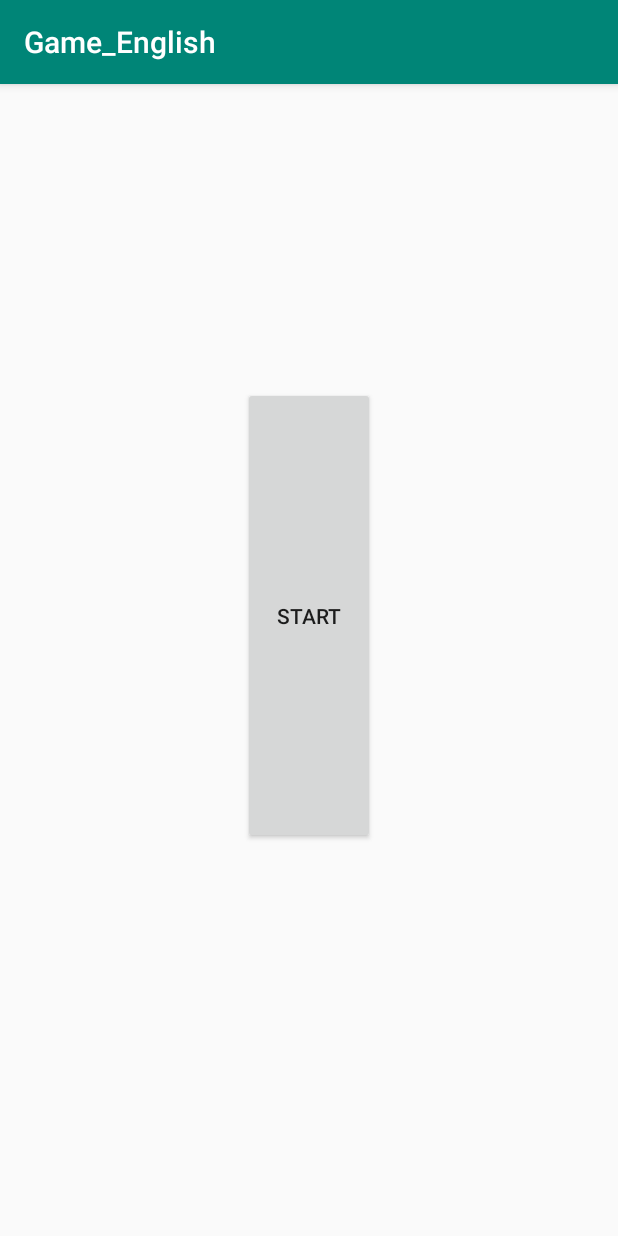
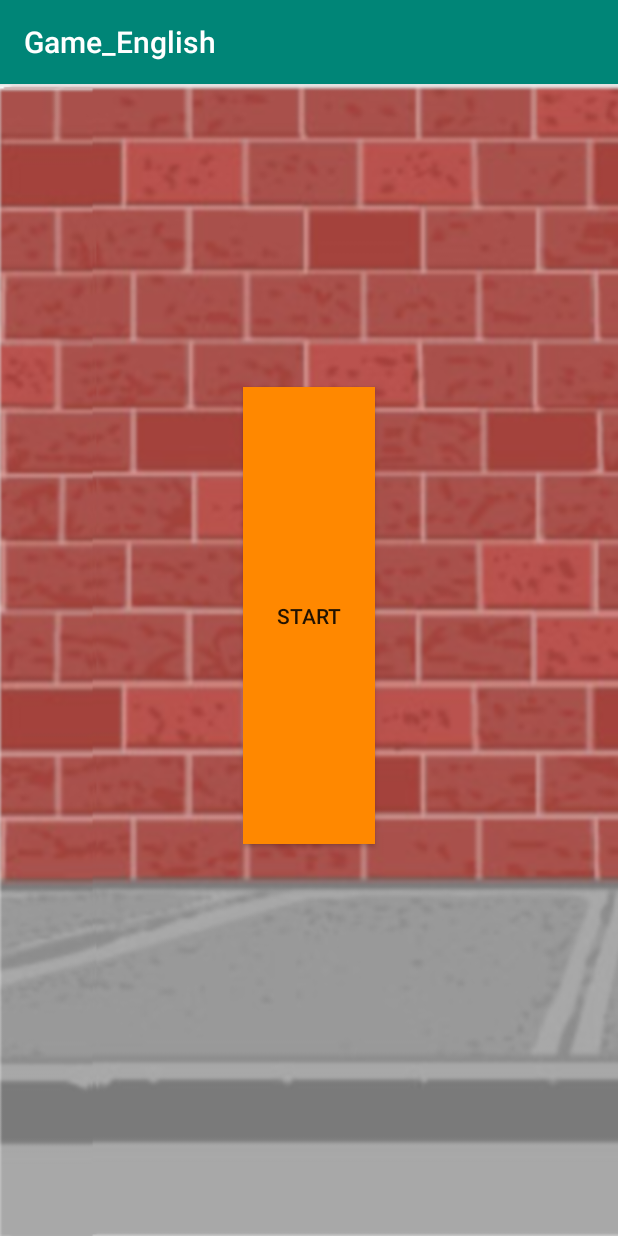
Before and after one commit to DSMan97/Game_English, an Android app: the screen it shows after launch (MainActivity), on a phone screen of 412 x 824 dp. Run offline under Robolectric (Android 15) with nearby library versions, the phone set to English and light mode, and no system bars.

Commit message:
Primer Commit

```diff
--- a/app/src/main/res/layout/activity_main.xml
+++ b/app/src/main/res/layout/activity_main.xml
@@ -4,6 +4,7 @@
     xmlns:tools="http://schemas.android.com/tools"
     android:layout_width="match_parent"
     android:layout_height="match_parent"
+    android:background="@drawable/Stage"
     tools:context=".MainActivity">
 
     <Button
@@ -15,5 +16,6 @@
         android:layout_centerHorizontal="true"
         android:layout_marginTop="202dp"
         android:layout_marginBottom="261dp"
+        android:background="@android:color/holo_orange_dark"
         android:text="Start" />
 </RelativeLayout>
--- a/app/src/main/res/layout/activity_questions.xml
+++ b/app/src/main/res/layout/activity_questions.xml
@@ -4,6 +4,7 @@
     xmlns:tools="http://schemas.android.com/tools"
     android:layout_width="match_parent"
     android:layout_height="match_parent"
+    android:background="@drawable/Stage"
     tools:context=".Questions">
 
     <TextView
@@ -14,6 +15,7 @@
         android:layout_marginTop="8dp"
         android:layout_marginEnd="8dp"
         android:layout_marginBottom="8dp"
+        android:background="@android:color/background_light"
         android:text="Questions"
         android:textColor="@android:color/background_dark"
         android:textSize="24sp"
```
Also changed, not shown: app/src/main/res/drawable/Stage.png (added).
